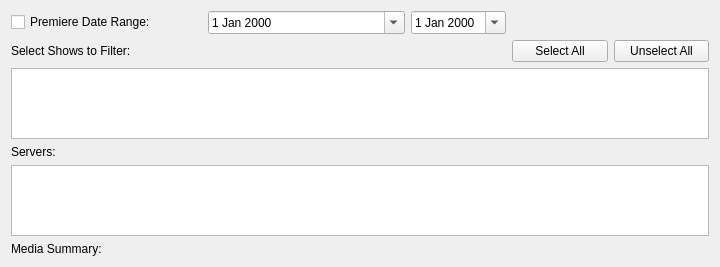
Old version of the form UI/MissingEpisodes.ui in the repository towel42-com/EmybSync.
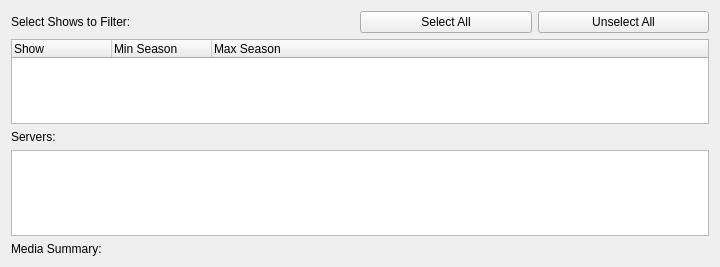
New version of the form.

Commit message: Missing media is not date based, but season based

What changed in the file:
```diff
--- a/UI/MissingEpisodes.ui
+++ b/UI/MissingEpisodes.ui
@@ -21,7 +21,28 @@
      </property>
      <widget class="QWidget" name="layoutWidget">
       <layout class="QGridLayout" name="gridLayout">
-       <item row="5" column="0" colspan="6">
+       <item row="2" column="0" colspan="3">
+        <widget class="QLabel" name="serversLabel">
+         <property name="text">
+          <string>Servers:</string>
+         </property>
+        </widget>
+       </item>
+       <item row="0" column="0" colspan="2">
+        <widget class="QLabel" name="label">
+         <property name="text">
+          <string>Select Shows to Filter:</string>
+         </property>
+        </widget>
+       </item>
+       <item row="0" column="3">
+        <widget class="QPushButton" name="unselectAll">
+         <property name="text">
+          <string>Unselect All</string>
+         </property>
+        </widget>
+       </item>
+       <item row="4" column="0" colspan="3">
         <widget class="QLabel" name="mediaSummaryLabel">
          <property name="sizePolicy">
           <sizepolicy hsizetype="Preferred" vsizetype="Maximum">
@@ -34,52 +55,26 @@
          </property>
         </widget>
        </item>
-       <item row="0" column="4">
-        <widget class="QDateEdit" name="maxPremiereDate">
-         <property name="calendarPopup">
-          <bool>true</bool>
-         </property>
+       <item row="1" column="0" colspan="4">
+        <widget class="QTreeWidget" name="showsFilter">
+         <column>
+          <property name="text">
+           <string notr="true">Show</string>
+          </property>
+         </column>
+         <column>
+          <property name="text">
+           <string>Min Season</string>
+          </property>
+         </column>
+         <column>
+          <property name="text">
+           <string>Max Season</string>
+          </property>
+         </column>
         </widget>
        </item>
-       <item row="1" column="5">
-        <widget class="QPushButton" name="selectAll">
-         <property name="text">
-          <string>Select All</string>
-         </property>
-        </widget>
-       </item>
-       <item row="3" column="0" colspan="6">
-        <widget class="QLabel" name="serversLabel">
-         <property name="text">
-          <string>Servers:</string>
-         </property>
-        </widget>
-       </item>
-       <item row="0" column="2" colspan="2">
-        <widget class="QDateEdit" name="minPremiereDate">
-         <property name="calendarPopup">
-          <bool>true</bool>
-         </property>
-        </widget>
-       </item>
-       <item row="1" column="0" colspan="3">
-        <widget class="QLabel" name="label">
-         <property name="text">
-          <string>Select Shows to Filter:</string>
-         </property>
-        </widget>
-       </item>
-       <item row="1" column="6">
-        <widget class="QPushButton" name="unselectAll">
-         <property name="text">
-          <string>Unselect All</string>
-         </property>
-        </widget>
-       </item>
-       <item row="2" column="0" colspan="7">
-        <widget class="QListWidget" name="showsFilter"/>
-       </item>
-       <item row="4" column="0" colspan="7">
+       <item row="3" column="0" colspan="4">
         <widget class="QTreeView" name="servers">
          <property name="alternatingRowColors">
           <bool>true</bool>
@@ -89,23 +84,10 @@
          </property>
         </widget>
        </item>
-       <item row="0" column="5" colspan="2">
-        <spacer name="horizontalSpacer">
-         <property name="orientation">
-          <enum>Qt::Horizontal</enum>
-         </property>
-         <property name="sizeHint" stdset="0">
-          <size>
-           <width>40</width>
-           <height>20</height>
-          </size>
-         </property>
-        </spacer>
-       </item>
-       <item row="0" column="0" colspan="2">
-        <widget class="QCheckBox" name="searchByDate">
+       <item row="0" column="2">
+        <widget class="QPushButton" name="selectAll">
          <property name="text">
-          <string>Premiere Date Range:</string>
+          <string>Select All</string>
          </property>
         </widget>
        </item>
```
The commit also changes 4 other files.
